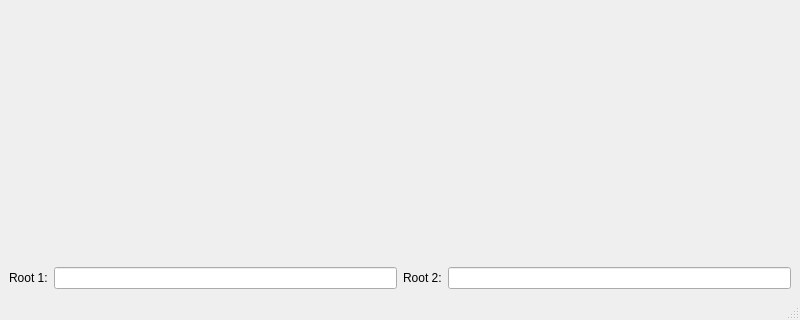
This is src/main_window.ui in RReichert/qml-project as Qt 5 draws it before an edit; both pictures show x 0 to 800 and y 280 to 600 of the 800 by 600 pixel window. The edited form follows.
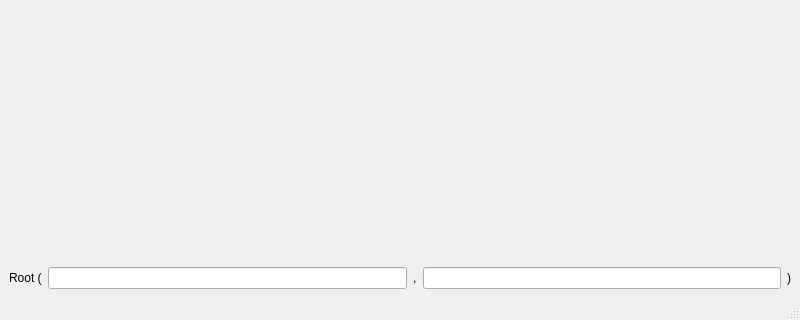
This is the edited form.

Diff of the .ui file:
```diff
--- a/src/main_window.ui
+++ b/src/main_window.ui
@@ -80,22 +80,37 @@
       <item>
        <widget class="QLabel" name="root1_label">
         <property name="text">
-         <string>Root 1:</string>
+         <string>Root (</string>
         </property>
        </widget>
       </item>
       <item>
-       <widget class="QLineEdit" name="root1_output"/>
+       <widget class="QLineEdit" name="root1_output">
+        <property name="readOnly">
+         <bool>true</bool>
+        </property>
+       </widget>
       </item>
       <item>
        <widget class="QLabel" name="root2_label">
         <property name="text">
-         <string>Root 2:</string>
+         <string>,</string>
         </property>
        </widget>
       </item>
       <item>
-       <widget class="QLineEdit" name="root2_output"/>
+       <widget class="QLineEdit" name="root2_output">
+        <property name="readOnly">
+         <bool>true</bool>
+        </property>
+       </widget>
+      </item>
+      <item>
+       <widget class="QLabel" name="right_root_label">
+        <property name="text">
+         <string>)</string>
+        </property>
+       </widget>
       </item>
      </layout>
     </item>
```
Left out of the diff: 4 changed lines with no effect on the pictures.
